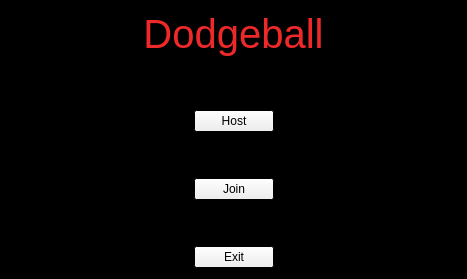
Old version of the form DodgeBall/mainwindow.ui in the repository demolition18956/DodgeBall-Game.
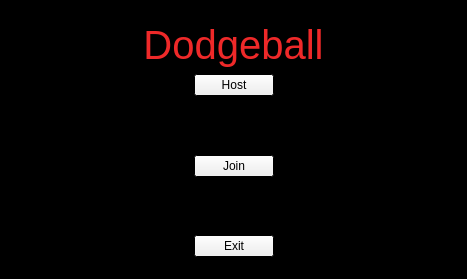
New version of the form.

Commit message: Single Window Navigation

What changed in the file:
```diff
--- a/DodgeBall/mainwindow.ui
+++ b/DodgeBall/mainwindow.ui
@@ -81,7 +81,11 @@
    <bool>true</bool>
   </property>
   <widget class="QWidget" name="centralWidget">
-   <layout class="QVBoxLayout" name="verticalLayout_2">
+   <layout class="QVBoxLayout" name="verticalLayout">
+    <item>
+     <widget class="QStackedWidget" name="stackedWidget">
+      <widget class="QWidget" name="MainPage">
+       <layout class="QVBoxLayout" name="verticalLayout_3">
     <item>
      <widget class="QLabel" name="label">
       <property name="palette">
@@ -137,19 +141,6 @@
       </property>
      </widget>
     </item>
-    <item>
-     <spacer name="verticalSpacer_3">
-      <property name="orientation">
-       <enum>Qt::Vertical</enum>
-      </property>
-      <property name="sizeHint" stdset="0">
-       <size>
-        <width>20</width>
-        <height>31</height>
-       </size>
-      </property>
-     </spacer>
-    </item>
     <item>
      <layout class="QHBoxLayout" name="horizontalLayout">
       <item>
@@ -166,7 +157,7 @@
        </spacer>
       </item>
       <item>
-       <layout class="QVBoxLayout" name="verticalLayout">
+           <layout class="QVBoxLayout" name="verticalLayout_2">
         <item>
          <widget class="QPushButton" name="mainhostbutton">
           <property name="text">
@@ -230,6 +221,15 @@
        </spacer>
       </item>
      </layout>
+        </item>
+       </layout>
+      </widget>
+      <widget class="QWidget" name="page_2">
+       <property name="enabled">
+        <bool>false</bool>
+       </property>
+      </widget>
+     </widget>
     </item>
    </layout>
   </widget>
```
Lines whose indentation alone changed are shown as unchanged. The commit also changes 5 other files.
